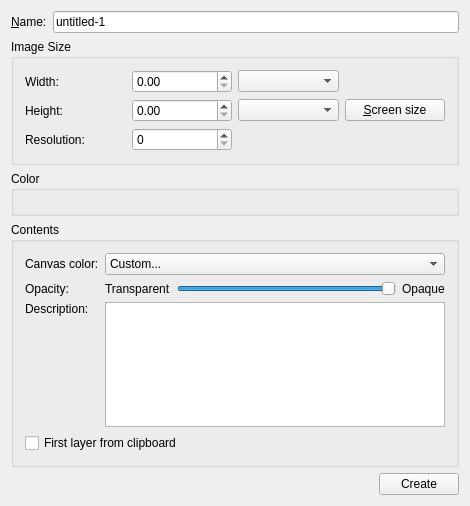
This is krita/ui/wdgnewimage.ui in KDE/krita as Qt 5 draws it before an edit. The edited form follows.
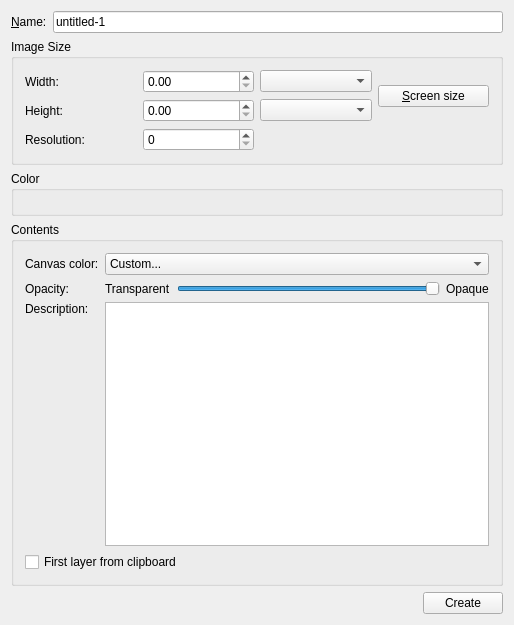
This is the edited form. Custom widgets are drawn as their Qt base class.

Commit message: Place screen size button so it's clear it acts on both width and height.

```diff
--- a/krita/ui/wdgnewimage.ui
+++ b/krita/ui/wdgnewimage.ui
@@ -5,15 +5,15 @@
    <rect>
     <x>0</x>
     <y>0</y>
-    <width>470</width>
-    <height>506</height>
+    <width>514</width>
+    <height>625</height>
    </rect>
   </property>
   <property name="windowTitle" >
    <string>New Image</string>
   </property>
-  <layout class="QVBoxLayout" >
-   <item>
+  <layout class="QGridLayout" >
+   <item row="0" column="0" >
     <layout class="QHBoxLayout" >
      <item>
       <widget class="QLabel" name="lblName" >
@@ -34,7 +34,7 @@
      </item>
     </layout>
    </item>
-   <item>
+   <item row="1" column="0" >
     <widget class="QGroupBox" name="grpImage" >
      <property name="title" >
       <string>Image Size</string>
@@ -66,6 +66,16 @@
       <item row="0" column="2" >
        <widget class="QComboBox" name="cmbWidthUnit" />
       </item>
+      <item rowspan="2" row="0" column="3" >
+       <widget class="QPushButton" name="bnScreenSize" >
+        <property name="toolTip" >
+         <string>Set Width and Height to screen resolution.</string>
+        </property>
+        <property name="text" >
+         <string>&amp;Screen size</string>
+        </property>
+       </widget>
+      </item>
       <item row="1" column="0" >
        <widget class="QLabel" name="lblHeight" >
         <property name="text" >
@@ -92,16 +102,6 @@
       <item row="1" column="2" >
        <widget class="QComboBox" name="cmbHeightUnit" />
       </item>
-      <item row="1" column="3" >
-       <widget class="QPushButton" name="bnScreenSize" >
-        <property name="toolTip" >
-         <string>Set Width and Height to screen resolution.</string>
-        </property>
-        <property name="text" >
-         <string>&amp;Screen size</string>
-        </property>
-       </widget>
-      </item>
       <item row="2" column="0" >
        <widget class="QLabel" name="lblResolution" >
         <property name="text" >
@@ -128,7 +128,7 @@
      </layout>
     </widget>
    </item>
-   <item>
+   <item row="2" column="0" >
     <widget class="QGroupBox" name="grpMode" >
      <property name="title" >
       <string>Color</string>
@@ -140,7 +140,7 @@
      </layout>
     </widget>
    </item>
-   <item>
+   <item row="3" column="0" >
     <widget class="QGroupBox" name="grpContents" >
      <property name="title" >
       <string>Contents</string>
@@ -640,7 +640,7 @@
      </layout>
     </widget>
    </item>
-   <item>
+   <item row="4" column="0" >
     <layout class="QHBoxLayout" >
      <property name="spacing" >
       <number>6</number>
```
Left out of the diff: 180 changed lines with no effect on the pictures.
